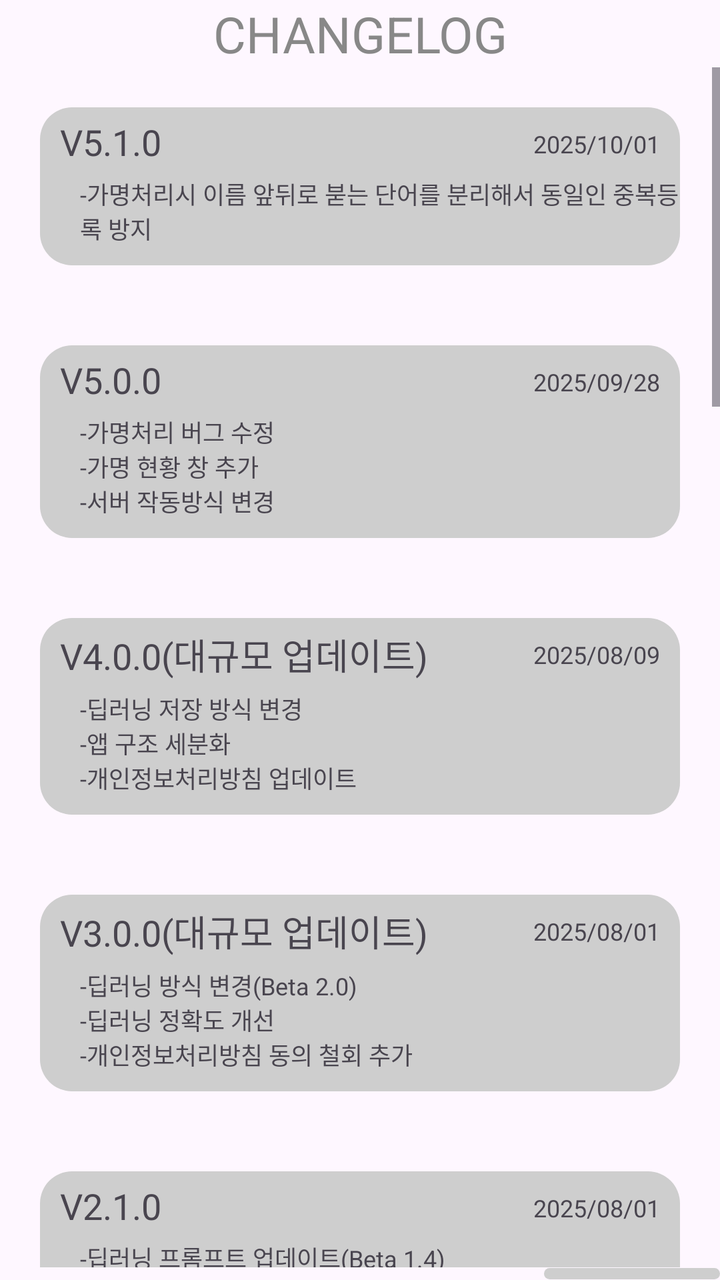
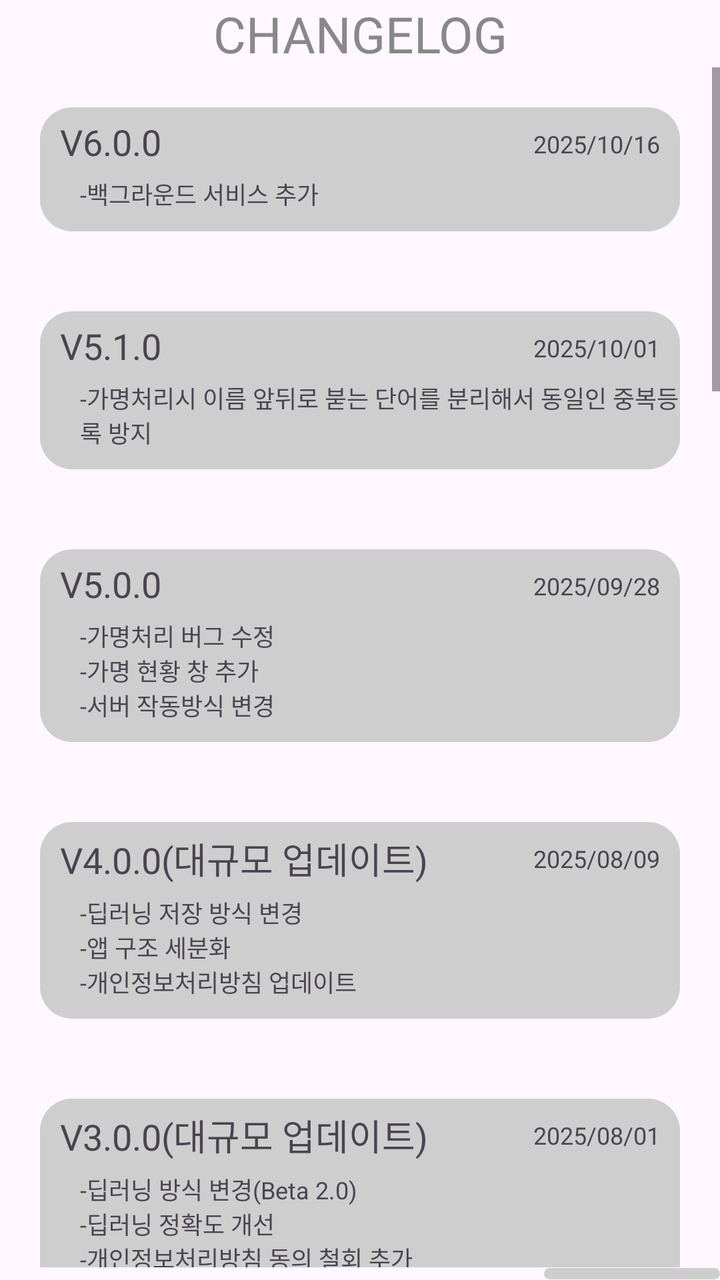

Screens rendered from an Android XML layout before and after an edit, with the pre-edit source and the edit as a unified diff.
<!-- AndroidManifest.xml: application theme Theme.MyApplication -->
<!-- res/layout/changelog.xml -->
<?xml version="1.0" encoding="utf-8"?>
<LinearLayout xmlns:android="http://schemas.android.com/apk/res/android"
    xmlns:tools="http://schemas.android.com/tools"
    android:layout_width="match_parent"
    android:layout_height="match_parent"
    xmlns:app="http://schemas.android.com/apk/res-auto"
    android:orientation="vertical"
    android:layout_gravity="center"
    android:layout_margin="20dp">

    <TextView
        android:layout_width="match_parent"
        android:layout_height="wrap_content"
        android:text="CHANGELOG"
        android:textColor="#888888"
        android:gravity="center"
        android:textSize="25sp"/>

    <ScrollView
        android:layout_width="match_parent"
        android:layout_height="600dp"
        android:scrollbarAlwaysDrawVerticalTrack="true"
        android:scrollbars="vertical">
        <LinearLayout
            android:layout_width="match_parent"
            android:layout_height="wrap_content"
            android:orientation="vertical">

            <LinearLayout
                android:layout_width="match_parent"
                android:layout_height="wrap_content"
                android:layout_margin="20dp"
                android:background="@drawable/rounded_corner"
                android:orientation="vertical">

                <androidx.constraintlayout.widget.ConstraintLayout
                    android:layout_width="match_parent"
                    android:layout_height="wrap_content">

                    <TextView
                        android:layout_width="match_parent"
                        android:layout_height="wrap_content"
                        app:layout_constraintStart_toStartOf="parent"
                        app:layout_constraintTop_toTopOf="parent"
                        app:layout_constraintBottom_toBottomOf="parent"
                        android:textSize="18sp"

                        android:layout_marginStart="10dp"
                        android:layout_marginTop="5dp"
                        android:text="V5.1.0"/>

                    <TextView
                        android:layout_width="wrap_content"
                        android:layout_height="wrap_content"
                        android:layout_gravity="end"
                        android:layout_marginTop="10dp"
                        android:layout_marginEnd="10dp"
                        android:text="2025/10/01"
                        app:layout_constraintEnd_toEndOf="parent"
                        app:layout_constraintTop_toTopOf="parent"
                        android:textSize="12sp" />

                </androidx.constraintlayout.widget.ConstraintLayout>

                <TextView
                    android:layout_width="match_parent"
                    android:layout_height="wrap_content"
                    android:layout_marginStart="20dp"
                    android:layout_marginTop="5dp"
                    android:layout_marginBottom="10dp"
                    android:text="-가명처리시 이름 앞뒤로 붇는 단어를 분리해서 동일인 중복등록 방지"
                    android:textSize="12sp"/>

            </LinearLayout>

            <LinearLayout
                android:layout_width="match_parent"
                android:layout_height="wrap_content"
                android:layout_margin="20dp"
                android:background="@drawable/rounded_corner"
                android:orientation="vertical">

                <androidx.constraintlayout.widget.ConstraintLayout
                    android:layout_width="match_parent"
                    android:layout_height="wrap_content">

                    <TextView
                        android:layout_width="match_parent"
                        android:layout_height="wrap_content"
                        app:layout_constraintStart_toStartOf="parent"
                        app:layout_constraintTop_toTopOf="parent"
                        app:layout_constraintBottom_toBottomOf="parent"
                        android:textSize="18sp"

                        android:layout_marginStart="10dp"
                        android:layout_marginTop="5dp"
                        android:text="V5.0.0"/>

                    <TextView
                        android:layout_width="wrap_content"
                        android:layout_height="wrap_content"
                        android:layout_gravity="end"
                        android:layout_marginTop="10dp"
                        android:layout_marginEnd="10dp"
                        android:text="2025/09/28"
                        app:layout_constraintEnd_toEndOf="parent"
                        app:layout_constraintTop_toTopOf="parent"
                        android:textSize="12sp" />

                </androidx.constraintlayout.widget.ConstraintLayout>

                <TextView
                    android:layout_width="match_parent"
                    android:layout_height="wrap_content"
                    android:layout_marginStart="20dp"
                    android:layout_marginTop="5dp"
                    android:layout_marginBottom="10dp"
                    android:text="-가명처리 버그 수정\n-가명 현황 창 추가\n-서버 작동방식 변경"
                    android:textSize="12sp"/>

            </LinearLayout>

            <LinearLayout
                android:layout_width="match_parent"
                android:layout_height="wrap_content"
                android:layout_margin="20dp"
                android:background="@drawable/rounded_corner"
                android:orientation="vertical">

                <androidx.constraintlayout.widget.ConstraintLayout
                    android:layout_width="match_parent"
                    android:layout_height="wrap_content">

                    <TextView
                        android:layout_width="match_parent"
                        android:layout_height="wrap_content"
                        app:layout_constraintStart_toStartOf="parent"
                        app:layout_constraintTop_toTopOf="parent"
                        app:layout_constraintBottom_toBottomOf="parent"
                        android:textSize="18sp"

                        android:layout_marginStart="10dp"
                        android:layout_marginTop="5dp"
                        android:text="V4.0.0(대규모 업데이트)"/>

                    <TextView
                        android:layout_width="wrap_content"
                        android:layout_height="wrap_content"
                        android:layout_gravity="end"
                        android:layout_marginTop="10dp"
                        android:layout_marginEnd="10dp"
                        android:text="2025/08/09"
                        app:layout_constraintEnd_toEndOf="parent"
                        app:layout_constraintTop_toTopOf="parent"
                        android:textSize="12sp" />

                </androidx.constraintlayout.widget.ConstraintLayout>

                <TextView
                    android:layout_width="match_parent"
                    android:layout_height="wrap_content"
                    android:layout_marginStart="20dp"
                    android:layout_marginTop="5dp"
                    android:layout_marginBottom="10dp"
                    android:text="-딥러닝 저장 방식 변경\n-앱 구조 세분화\n-개인정보처리방침 업데이트"
                    android:textSize="12sp"/>

            </LinearLayout>

            <LinearLayout
                android:layout_width="match_parent"
                android:layout_height="wrap_content"
                android:layout_margin="20dp"
                android:background="@drawable/rounded_corner"
                android:orientation="vertical">

                <androidx.constraintlayout.widget.ConstraintLayout
                    android:layout_width="match_parent"
                    android:layout_height="wrap_content">

                    <TextView
                        android:layout_width="match_parent"
                        android:layout_height="wrap_content"
                        app:layout_constraintStart_toStartOf="parent"
                        app:layout_constraintTop_toTopOf="parent"
                        app:layout_constraintBottom_toBottomOf="parent"
                        android:textSize="18sp"

                        android:layout_marginStart="10dp"
                        android:layout_marginTop="5dp"
                        android:text="V3.0.0(대규모 업데이트)"/>

                    <TextView
                        android:layout_width="wrap_content"
                        android:layout_height="wrap_content"
                        android:layout_gravity="end"
                        android:layout_marginTop="10dp"
                        android:layout_marginEnd="10dp"
                        android:text="2025/08/01"
                        app:layout_constraintEnd_toEndOf="parent"
                        app:layout_constraintTop_toTopOf="parent"
                        android:textSize="12sp" />

                </androidx.constraintlayout.widget.ConstraintLayout>

                <TextView
                    android:layout_width="match_parent"
                    android:layout_height="wrap_content"
                    android:layout_marginStart="20dp"
                    android:layout_marginTop="5dp"
                    android:layout_marginBottom="10dp"
                    android:text="-딥러닝 방식 변경(Beta 2.0)\n-딥러닝 정확도 개선\n-개인정보처리방침 동의 철회 추가"
                    android:textSize="12sp"/>

            </LinearLayout>

            <LinearLayout
                android:layout_width="match_parent"
                android:layout_height="wrap_content"
                android:layout_margin="20dp"
                android:background="@drawable/rounded_corner"
                android:orientation="vertical">

                <androidx.constraintlayout.widget.ConstraintLayout
                    android:layout_width="match_parent"
                    android:layout_height="wrap_content">

                    <TextView
                        android:layout_width="match_parent"
                        android:layout_height="wrap_content"
                        app:layout_constraintStart_toStartOf="parent"
                        app:layout_constraintTop_toTopOf="parent"
                        app:layout_constraintBottom_toBottomOf="parent"
                        android:textSize="18sp"

                        android:layout_marginStart="10dp"
                        android:layout_marginTop="5dp"
                        android:text="V2.1.0"/>

                    <TextView
                        android:layout_width="wrap_content"
                        android:layout_height="wrap_content"
                        android:layout_gravity="end"
                        android:layout_marginTop="10dp"
                        android:layout_marginEnd="10dp"
                        android:text="2025/08/01"
                        app:layout_constraintEnd_toEndOf="parent"
                        app:layout_constraintTop_toTopOf="parent"
                        android:textSize="12sp" />

                </androidx.constraintlayout.widget.ConstraintLayout>

                <TextView
                    android:layout_width="match_parent"
                    android:layout_height="wrap_content"
                    android:layout_marginStart="20dp"
                    android:layout_marginTop="5dp"
                    android:layout_marginBottom="10dp"
                    android:text="-딥러닝 프롬프트 업데이트(Beta 1.4)\n-딥러닝 정확도 개선"
                    android:textSize="12sp"/>

            </LinearLayout>

            <LinearLayout
                android:layout_width="match_parent"
                android:layout_height="wrap_content"
                android:layout_margin="20dp"
                android:background="@drawable/rounded_corner"
                android:orientation="vertical">

                <androidx.constraintlayout.widget.ConstraintLayout
                    android:layout_width="match_parent"
                    android:layout_height="wrap_content">

                    <TextView
                        android:layout_width="match_parent"
                        android:layout_height="wrap_content"
                        app:layout_constraintStart_toStartOf="parent"
                        app:layout_constraintTop_toTopOf="parent"
                        app:layout_constraintBottom_toBottomOf="parent"
                        android:textSize="18sp"

                        android:layout_marginStart="10dp"
                        android:layout_marginTop="5dp"
                        android:text="V2.0.0(대규모 업데이트)"/>

                    <TextView
                        android:layout_width="wrap_content"
                        android:layout_height="wrap_content"
                        android:layout_gravity="end"
                        android:layout_marginTop="10dp"
                        android:layout_marginEnd="10dp"
                        android:text="2025/07/28"
                        app:layout_constraintEnd_toEndOf="parent"
                        app:layout_constraintTop_toTopOf="parent"
                        android:textSize="12sp" />

                </androidx.constraintlayout.widget.ConstraintLayout>

                <TextView
                    android:layout_width="match_parent"
                    android:layout_height="wrap_content"
                    android:layout_marginStart="20dp"
                    android:layout_marginTop="5dp"
                    android:layout_marginBottom="10dp"
                    android:text="-개인정보처리방침 페이지 추가\n-개인화 딥러닝 기술 BETA 출시(Beta 1.3, 설정에서 활성화)"
                    android:textSize="12sp"/>

            </LinearLayout>

            <LinearLayout
                android:layout_width="match_parent"
                android:layout_height="wrap_content"
                android:layout_margin="20dp"
                android:background="@drawable/rounded_corner"
                android:orientation="vertical">

                <androidx.constraintlayout.widget.ConstraintLayout
                    android:layout_width="match_parent"
                    android:layout_height="wrap_content">

                    <TextView
                        android:layout_width="match_parent"
                        android:layout_height="wrap_content"
                        app:layout_constraintStart_toStartOf="parent"
                        app:layout_constraintTop_toTopOf="parent"
                        app:layout_constraintBottom_toBottomOf="parent"
                        android:textSize="18sp"

                        android:layout_marginStart="10dp"
                        android:layout_marginTop="5dp"
                        android:text="V1.1.0"/>

                    <TextView
                        android:layout_width="wrap_content"
                        android:layout_height="wrap_content"
                        android:layout_gravity="end"
                        android:layout_marginTop="10dp"
                        android:layout_marginEnd="10dp"
                        android:text="2025/07/27"
                        app:layout_constraintEnd_toEndOf="parent"
                        app:layout_constraintTop_toTopOf="parent"
                        android:textSize="12sp" />

                </androidx.constraintlayout.widget.ConstraintLayout>

                <TextView
                    android:layout_width="match_parent"
                    android:layout_height="wrap_content"
                    android:layout_marginStart="20dp"
                    android:layout_marginTop="5dp"
                    android:layout_marginBottom="10dp"
                    android:text="-개인정보 수집/이용 동의 팝업 추가\n-개인정보 제3자 제공 동의 팝업 추가"
                    android:textSize="12sp"/>

            </LinearLayout>

            <LinearLayout
                android:layout_width="match_parent"
                android:layout_height="wrap_content"
                android:layout_margin="20dp"
                android:background="@drawable/rounded_corner"
                android:orientation="vertical">

                <androidx.constraintlayout.widget.ConstraintLayout
                    android:layout_width="match_parent"
                    android:layout_height="wrap_content">

                    <TextView
                        android:layout_width="match_parent"
                        android:layout_height="wrap_content"
                        app:layout_constraintStart_toStartOf="parent"
                        app:layout_constraintTop_toTopOf="parent"
                        app:layout_constraintBottom_toBottomOf="parent"
                        android:textSize="18sp"

                        android:layout_marginStart="10dp"
                        android:layout_marginTop="5dp"
                        android:text="V1.0.0"/>

                    <TextView
                        android:layout_width="wrap_content"
                        android:layout_height="wrap_content"
                        android:layout_gravity="end"
                        android:layout_marginTop="10dp"
                        android:layout_marginEnd="10dp"
                        android:text="2025/07/26"
                        app:layout_constraintEnd_toEndOf="parent"
                        app:layout_constraintTop_toTopOf="parent"
                        android:textSize="12sp" />

                </androidx.constraintlayout.widget.ConstraintLayout>

                <TextView
                    android:layout_width="match_parent"
                    android:layout_height="wrap_content"
                    android:layout_marginStart="20dp"
                    android:layout_marginTop="5dp"
                    android:layout_marginBottom="10dp"
                    android:text="-정식 출시\n-미니멀 디자인으로 디자인 수정\n-서버 24시간 가동\n-ABOUT 페이지 추가\n-버튼 배열 수정"
                    android:textSize="12sp"/>

            </LinearLayout>

            <LinearLayout
                android:layout_width="match_parent"
                android:layout_height="wrap_content"
                android:layout_margin="20dp"
                android:background="@drawable/rounded_corner"
                android:orientation="vertical">

                <TextView
                    android:layout_width="match_parent"
                    android:layout_height="wrap_content"
                    android:textSize="18sp"
                    android:layout_marginStart="10dp"
                    android:layout_marginTop="5dp"
                    android:text="Beta 6.0"/>

                <TextView
                    android:layout_width="match_parent"
                    android:layout_height="wrap_content"
                    android:layout_marginStart="20dp"
                    android:layout_marginTop="5dp"
                    android:layout_marginBottom="10dp"
                    android:text="-Push Notification 기능 추가"
                    android:textSize="12sp"/>

            </LinearLayout>

            <LinearLayout
                android:layout_width="match_parent"
                android:layout_height="wrap_content"
                android:layout_margin="20dp"
                android:background="@drawable/rounded_corner"
                android:orientation="vertical">

                <TextView
                    android:layout_width="match_parent"
                    android:layout_height="wrap_content"
                    android:textSize="18sp"
                    android:layout_marginStart="10dp"
                    android:layout_marginTop="5dp"
                    android:text="Beta 5.1"/>

                <TextView
                    android:layout_width="match_parent"
                    android:layout_height="wrap_content"
                    android:layout_marginStart="20dp"
                    android:layout_marginTop="5dp"
                    android:layout_marginBottom="10dp"
                    android:text="-DNS 설정으로 어디서든 요청을 보낼 수 있도록 설정"
                    android:textSize="12sp"/>

            </LinearLayout>

            <LinearLayout
                android:layout_width="match_parent"
                android:layout_height="wrap_content"
                android:layout_margin="20dp"
                android:background="@drawable/rounded_corner"
                android:orientation="vertical">

                <TextView
                    android:layout_width="match_parent"
                    android:layout_height="wrap_content"
                    android:textSize="18sp"
                    android:layout_marginStart="10dp"
                    android:layout_marginTop="5dp"
                    android:text="Beta 5.0(대규모 업데이트)"/>

                <TextView
                    android:layout_width="match_parent"
                    android:layout_height="wrap_content"
                    android:layout_marginStart="20dp"
                    android:layout_marginTop="5dp"
                    android:layout_marginBottom="10dp"
                    android:text="-GPT 도입 완료\n-GPT BETA TESTING\n-GPT REQUEST 서버 구축 및 가동"
                    android:textSize="12sp"/>

            </LinearLayout>

            <LinearLayout
                android:layout_width="match_parent"
                android:layout_height="wrap_content"
                android:layout_margin="20dp"
                android:background="@drawable/rounded_corner"
                android:orientation="vertical">

                <TextView
                    android:layout_width="match_parent"
                    android:layout_height="wrap_content"
                    android:textSize="18sp"
                    android:layout_marginStart="10dp"
                    android:layout_marginTop="5dp"
                    android:text="Beta 4.1"/>

                <TextView
                    android:layout_width="match_parent"
                    android:layout_height="wrap_content"
                    android:layout_marginStart="20dp"
                    android:layout_marginTop="5dp"
                    android:layout_marginBottom="10dp"
                    android:text="-버그 수정"
                    android:textSize="12sp"/>

            </LinearLayout>

            <LinearLayout
                android:layout_width="match_parent"
                android:layout_height="wrap_content"
                android:layout_margin="20dp"
                android:background="@drawable/rounded_corner"
                android:orientation="vertical">

                <TextView
                    android:layout_width="match_parent"
                    android:layout_height="wrap_content"
                    android:textSize="18sp"
                    android:layout_marginStart="10dp"
                    android:layout_marginTop="5dp"
                    android:text="Beta 4.0 (대규모 업데이트)"/>

                <TextView
                    android:layout_width="match_parent"
                    android:layout_height="wrap_content"
                    android:layout_marginStart="20dp"
                    android:layout_marginTop="5dp"
                    android:layout_marginBottom="10dp"
                    android:text="-전체적인 UI 업데이트\n-멀티화면으로 앱 구조 변경\n-앱 아이콘 적용\n-앱 이름을 TetramenAI로 적용\n-디자인을 동글동글하게 변경\n내부 코드 세부화 및 모듈화\n-메인 페이지 추가\n-로그 페이지 추가\n-설정 페이지 추가\n-변경사항 페이지 추가\n-크레딧 페이지 추가"
                    android:textSize="12sp"/>

            </LinearLayout>

            <LinearLayout
                android:layout_width="match_parent"
                android:layout_height="wrap_content"
                android:layout_margin="20dp"
                android:background="@drawable/rounded_corner"
                android:orientation="vertical">

                <TextView
                    android:layout_width="match_parent"
                    android:layout_height="wrap_content"
                    android:textSize="18sp"
                    android:layout_marginStart="10dp"
                    android:layout_marginTop="5dp"
                    android:text="Beta 3.0"/>

                <TextView
                    android:layout_width="match_parent"
                    android:layout_height="wrap_content"
                    android:layout_marginStart="20dp"
                    android:layout_marginTop="5dp"
                    android:layout_marginBottom="10dp"
                    android:text="-불필요한 알림 필터링 작업 기능 추가\n-추후 GPT 활용을 위한 기틀 코드 추가"
                    android:textSize="12sp"/>

            </LinearLayout>

            <LinearLayout
                android:layout_width="match_parent"
                android:layout_height="wrap_content"
                android:layout_margin="20dp"
                android:background="@drawable/rounded_corner"
                android:orientation="vertical">

                <TextView
                    android:layout_width="match_parent"
                    android:layout_height="wrap_content"
                    android:textSize="18sp"
                    android:layout_marginStart="10dp"
                    android:layout_marginTop="5dp"
                    android:text="Beta 2.0"/>

                <TextView
                    android:layout_width="match_parent"
                    android:layout_height="wrap_content"
                    android:layout_marginStart="20dp"
                    android:layout_marginTop="5dp"
                    android:layout_marginBottom="10dp"
                    android:text="-모든 알림 읽어오기 기능 추가"
                    android:textSize="12sp"/>

            </LinearLayout>

            <LinearLayout
                android:layout_width="match_parent"
                android:layout_height="wrap_content"
                android:layout_margin="20dp"
                android:background="@drawable/rounded_corner"
                android:orientation="vertical">

                <TextView
                    android:layout_width="match_parent"
                    android:layout_height="wrap_content"
                    android:textSize="18sp"
                    android:layout_marginStart="10dp"
                    android:layout_marginTop="5dp"
                    android:text="Beta 1.0"/>

                <TextView
                    android:layout_width="match_parent"
                    android:layout_height="wrap_content"
                    android:layout_marginStart="20dp"
                    android:layout_marginTop="5dp"
                    android:layout_marginBottom="10dp"
                    android:text="-앱 1차 개발 착수\n-앱 기본 화면 구성"
                    android:textSize="12sp"/>

            </LinearLayout>

        </LinearLayout>

    </ScrollView>

    <com.google.android.material.button.MaterialButton
        android:id="@+id/goback1"
        style="@style/RoundedButtonStyle"
        android:layout_width="wrap_content"
        android:layout_height="wrap_content"
        android:layout_gravity="end"
        android:hapticFeedbackEnabled="true"
        android:text="뒤로"
        android:textSize="15sp"
        app:cornerRadius="16dp" />

</LinearLayout>
<!-- resources referenced by this layout -->
<resources>
  <!-- drawable rounded_corner (drawable) -->
  <?xml version="1.0" encoding="utf-8"?>
  <shape xmlns:android="http://schemas.android.com/apk/res/android"
      android:shape="rectangle">
  
      
      <corners android:radius="16dp" />
  
      
      <solid android:color="#CECECE"/>
  
  </shape>
  <style name="RoundedButtonStyle" parent="Widget.MaterialComponents.Button">
          <item name="cornerRadius">16dp</item>
          <item name="backgroundTint">#CECECE</item>
      </style>
  <style name="Theme.MyApplication" parent="Base.Theme.MyApplication" />
  <style name="Base.Theme.MyApplication" parent="Theme.Material3.DayNight.NoActionBar">
          
          
          <item name="android:statusBarColor">#FEFBFE</item> 
          <item name="android:navigationBarColor">#FEFBFE</item> 
      </style>
</resources>

<!-- the commit's change to res/layout/changelog.xml (unified diff, before → after) -->
@@ -25,6 +25,53 @@
             android:layout_width="match_parent"
             android:layout_height="wrap_content"
             android:orientation="vertical">
+
+            <LinearLayout
+                android:layout_width="match_parent"
+                android:layout_height="wrap_content"
+                android:layout_margin="20dp"
+                android:background="@drawable/rounded_corner"
+                android:orientation="vertical">
+
+                <androidx.constraintlayout.widget.ConstraintLayout
+                    android:layout_width="match_parent"
+                    android:layout_height="wrap_content">
+
+                    <TextView
+                        android:layout_width="match_parent"
+                        android:layout_height="wrap_content"
+                        app:layout_constraintStart_toStartOf="parent"
+                        app:layout_constraintTop_toTopOf="parent"
+                        app:layout_constraintBottom_toBottomOf="parent"
+                        android:textSize="18sp"
+
+                        android:layout_marginStart="10dp"
+                        android:layout_marginTop="5dp"
+                        android:text="V6.0.0"/>
+
+                    <TextView
+                        android:layout_width="wrap_content"
+                        android:layout_height="wrap_content"
+                        android:layout_gravity="end"
+                        android:layout_marginTop="10dp"
+                        android:layout_marginEnd="10dp"
+                        android:text="2025/10/16"
+                        app:layout_constraintEnd_toEndOf="parent"
+                        app:layout_constraintTop_toTopOf="parent"
+                        android:textSize="12sp" />
+
+                </androidx.constraintlayout.widget.ConstraintLayout>
+
+                <TextView
+                    android:layout_width="match_parent"
+                    android:layout_height="wrap_content"
+                    android:layout_marginStart="20dp"
+                    android:layout_marginTop="5dp"
+                    android:layout_marginBottom="10dp"
+                    android:text="-백그라운드 서비스 추가"
+                    android:textSize="12sp"/>
+
+            </LinearLayout>
 
             <LinearLayout
                 android:layout_width="match_parent"
